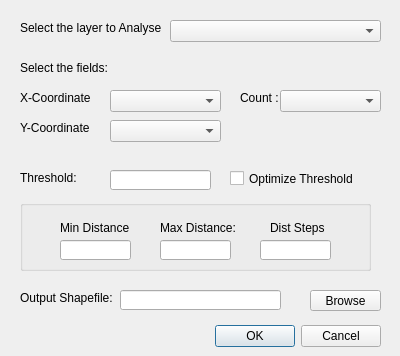
The window that hotspot_analysis_dialog_base.ui (stanly3690/HotSpotAnalysis_Plugin) describes before a commit, drawn with Qt 5.
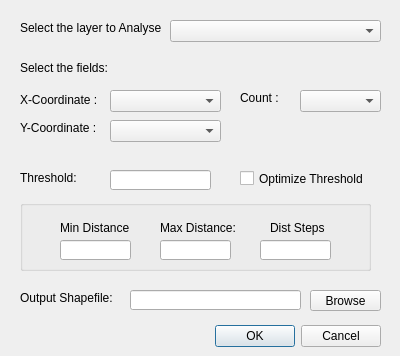
The same window after the commit.

Commit message: updated for linux ui failure

```diff
--- a/hotspot_analysis_dialog_base.ui
+++ b/hotspot_analysis_dialog_base.ui
@@ -70,7 +70,7 @@
     <rect>
      <x>20</x>
      <y>290</y>
-     <width>101</width>
+     <width>111</width>
      <height>16</height>
     </rect>
    </property>
@@ -83,8 +83,8 @@
     <rect>
      <x>20</x>
      <y>90</y>
-     <width>71</width>
-     <height>16</height>
+     <width>81</width>
+     <height>20</height>
     </rect>
    </property>
    <property name="text">
@@ -96,7 +96,7 @@
     <rect>
      <x>20</x>
      <y>170</y>
-     <width>61</width>
+     <width>81</width>
      <height>16</height>
     </rect>
    </property>
@@ -140,9 +140,9 @@
   <widget class="QComboBox" name="comboBox_C">
    <property name="geometry">
     <rect>
-     <x>280</x>
+     <x>300</x>
      <y>90</y>
-     <width>101</width>
+     <width>81</width>
      <height>22</height>
     </rect>
    </property>
@@ -152,7 +152,7 @@
     <rect>
      <x>20</x>
      <y>120</y>
-     <width>71</width>
+     <width>91</width>
      <height>16</height>
     </rect>
    </property>
@@ -165,7 +165,7 @@
     <rect>
      <x>240</x>
      <y>90</y>
-     <width>41</width>
+     <width>51</width>
      <height>16</height>
     </rect>
    </property>
@@ -179,7 +179,7 @@
    </property>
    <property name="geometry">
     <rect>
-     <x>230</x>
+     <x>240</x>
      <y>170</y>
      <width>131</width>
      <height>17</height>
@@ -219,7 +219,7 @@
      <rect>
       <x>40</x>
       <y>20</y>
-      <width>81</width>
+      <width>71</width>
       <height>16</height>
      </rect>
     </property>
@@ -242,7 +242,7 @@
      <rect>
       <x>140</x>
       <y>20</y>
-      <width>81</width>
+      <width>91</width>
       <height>16</height>
      </rect>
     </property>
@@ -255,7 +255,7 @@
      <rect>
       <x>250</x>
       <y>20</y>
-      <width>61</width>
+      <width>71</width>
       <height>16</height>
      </rect>
     </property>
@@ -287,9 +287,9 @@
   <widget class="QLineEdit" name="lineEdit">
    <property name="geometry">
     <rect>
-     <x>120</x>
+     <x>130</x>
      <y>290</y>
-     <width>161</width>
+     <width>171</width>
      <height>20</height>
     </rect>
    </property>
```
The commit also changes 1 other file.
